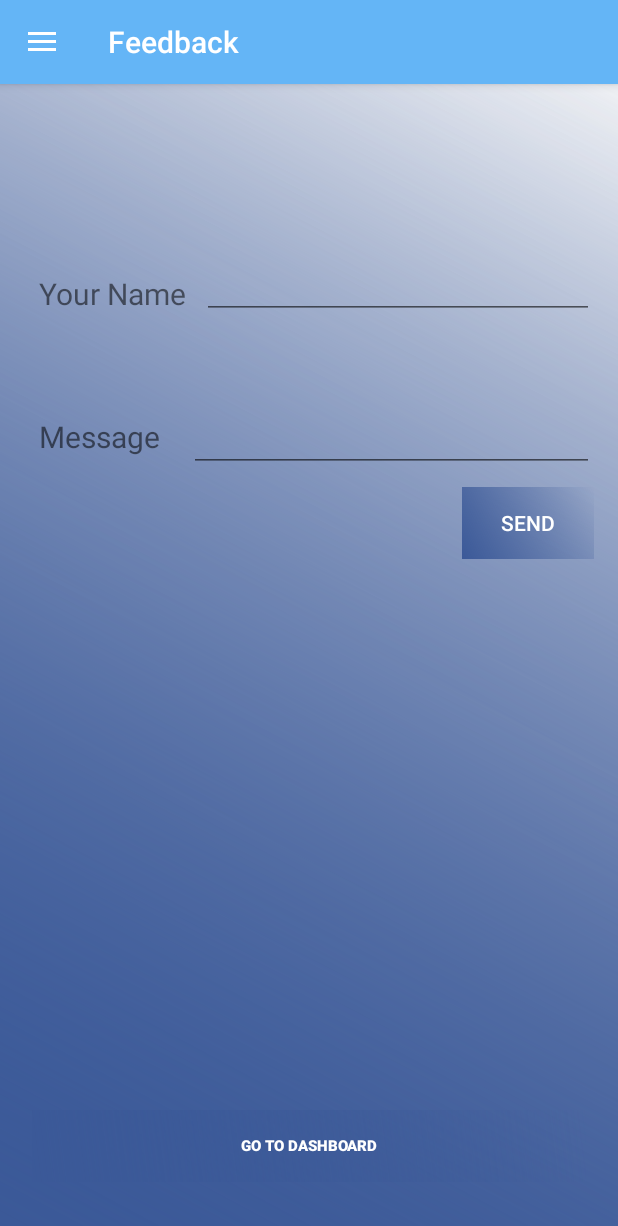
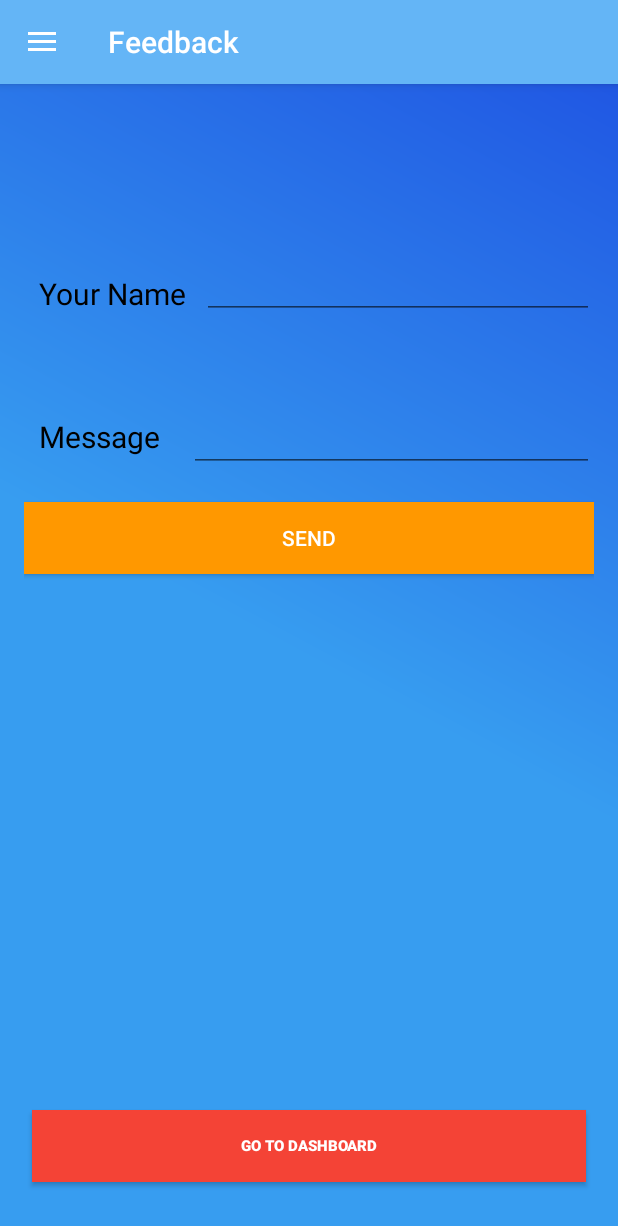
Before and after one commit to djain5888/Quizapp, an Android app: the fragment FeedbackFragment placed in its activity, on a phone screen of 412 x 824 dp. Shown: the top 1226 px of the screen. Run offline under Robolectric (Android 15) with nearby library versions, the phone set to English and light mode, and no system bars; our stand-ins replace Volley; network calls fail; 1 statement that could not run was skipped.

Commit message:
dashboard 2

```diff
--- a/app/src/main/res/layout/fragment_feedback.xml
+++ b/app/src/main/res/layout/fragment_feedback.xml
@@ -5,7 +5,7 @@
     android:paddingLeft="@dimen/activity_horizontal_margin"
     android:paddingRight="@dimen/activity_horizontal_margin"
     android:paddingTop="@dimen/activity_vertical_margin"
-    android:background="@drawable/gradient"
+    android:background="@drawable/gradientblue"
     android:paddingBottom="@dimen/activity_vertical_margin"
     tools:context="UI.Fragments.FeedbackFragment">
 
@@ -15,6 +15,7 @@
         android:layout_height="wrap_content"
         android:id="@+id/textView1"
         android:padding="10dp"
+        android:textColor="#000000"
         android:layout_marginTop="100dp"
         android:textSize="20dp" />
 
@@ -37,6 +38,7 @@
         android:paddingTop="10dp"
         android:padding="10dp"
         android:text="Message"
+        android:textColor="#000000"
         android:textSize="20dp" />
 
     <EditText
@@ -58,10 +60,11 @@
         android:layout_height="wrap_content"
         android:layout_below="@+id/editText2"
         android:padding="10dp"
-        android:layout_marginTop="10dp"
+        android:layout_marginTop="20dp"
         android:textColor="#ffffff"
        android:layout_alignParentRight="true"
-        android:background="@drawable/gradient"
+        android:layout_alignParentLeft="true"
+        android:background="@color/orange_500"
         android:text="Send" />
 
     <Button
@@ -73,7 +76,7 @@
         android:layout_marginTop="170dp"
         android:layout_marginRight="5dp"
         android:layout_marginBottom="20dp"
-        android:background="@drawable/gradient"
+        android:background="@color/red_500"
         android:text="Go To Dashboard"
         android:textColor="#ffffff"
         android:textSize="10sp"
--- a/app/src/main/res/layout/fragment_profile.xml
+++ b/app/src/main/res/layout/fragment_profile.xml
@@ -2,7 +2,7 @@
 <RelativeLayout xmlns:android="http://schemas.android.com/apk/res/android"
     android:layout_width="match_parent"
     android:layout_height="match_parent"
-    android:background="@drawable/gradient">
+    android:background="@drawable/gradientblue">
 
 
     <LinearLayout
```
